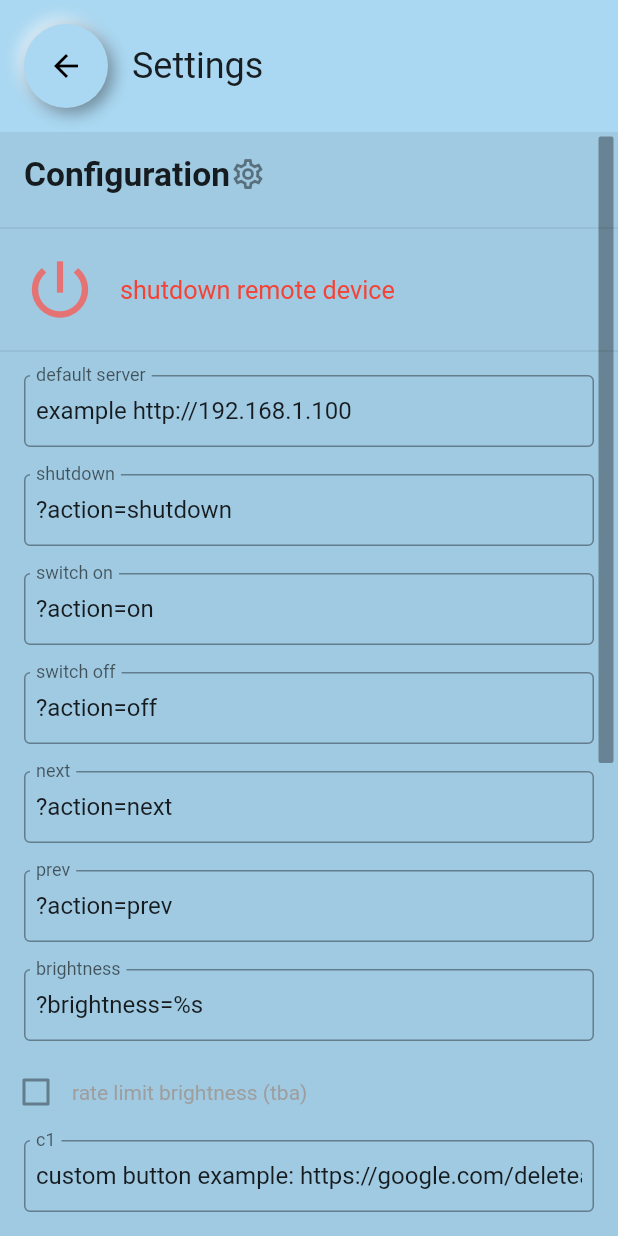
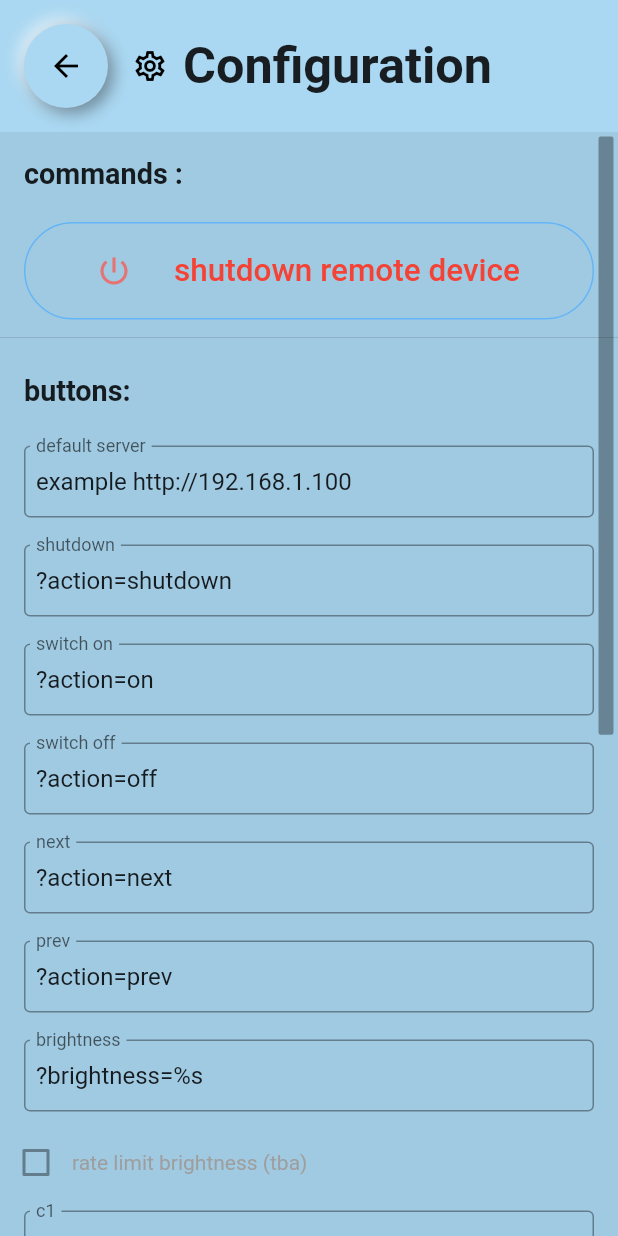
Before and after one commit to lorriman/Controller-for-OctoCrab, a Flutter app: the SettingsPage screen opened directly, on a phone screen of 412 x 824 dp. Run offline on Flutter 3.47's test engine with Material 2 defaults, Android fonts, the phone set to English and light mode, and no system bars; drawn by our look-alikes of flutter_neumorphic; our stand-ins replace flutter_riverpod, font_awesome_flutter, package_info_plus, shared_preferences; missing offline and left inert: clipboard, window_size; accounts and stored records are empty.

Commit message:
tweak ui

```diff
--- a/lib/app/settings.dart
+++ b/lib/app/settings.dart
@@ -6,6 +6,7 @@ import 'package:flutter/material.dart';
 import 'package:simple_octocrab/services/api.dart';
 
 import '../services/shared_preferences_service.dart';
+import '../services/utils.dart';
 import 'config.dart';
 import 'customWidgets.dart';
 import 'homepageAux.dart';
@@ -27,7 +28,6 @@ class _MyHomePageState extends ConsumerState<SettingsPage> {
   final OctoCrabApi _api = OctoCrabApi();
   final Map<ConfigEnum, ConfigItem> _configItems = {};
 
-
   //some parameters are redundant but indicate method behaviour
   @override
   void initState() {
@@ -36,8 +36,6 @@ class _MyHomePageState extends ConsumerState<SettingsPage> {
     loadConfig(ref, _configItems);
     configureApi(_api, _configItems);
   }
-
-
 
   @override
   void dispose() {
@@ -73,18 +71,23 @@ class _MyHomePageState extends ConsumerState<SettingsPage> {
       appBar: NeumorphicAppBar(
         //  automaticallyImplyLeading: true,
         title: FittedBox(
-          child: Text('Settings'),
+          child: Row(
+            children: [
+              Icon(Icons.settings_outlined),
+              SizedBox(width: 10),
+              Text(
+                'Configuration',
+                textScaleFactor: 1.4,
+                style: TextStyle(fontWeight: FontWeight.bold),
               ),
-
+            ],
           ),
-
+        ),
+      ),
       body: //todo: refactor to _showLog
           Container(
               color: Color(0x11111111),
-        child:
-
-
-           SettingsView(
+              child: SettingsView(
                   api: _api,
                   configItems: _configItems,
                   update: () {
@@ -108,36 +111,32 @@ class _MyHomePageState extends ConsumerState<SettingsPage> {
   }
 }
 
-class SettingsView extends   ConsumerStatefulWidget {
-  SettingsView({super.key, required this.api, this.update, this.onShutdown, this.title, required this.configItems});
+class SettingsView extends ConsumerStatefulWidget {
+  SettingsView(
+      {super.key,
+      required this.api,
+      this.update,
+      this.onShutdown,
+      required this.configItems});
 
   final OctoCrabApi api;
   final SimpleEvent? update;
   final SimpleEvent? onShutdown;
-  final Widget? title;
   final Map<ConfigEnum, ConfigItem> configItems;
-
 
   @override
   ConsumerState<SettingsView> createState() => _SettingsViewState();
-
 }
 
 class _SettingsViewState extends ConsumerState<SettingsView> {
+  final Map<ConfigEnum, TextEditingController> _textControllers = {};
 
-
-  final Map<ConfigEnum, TextEditingController> _textControllers = {};
-//  final Map<ConfigEnum, ConfigItem> _configItems = {};
-  final _scrollController=ScrollController();
+  final _scrollController = ScrollController();
 
   @override
   void initState() {
     super.initState();
-    //_initLogger();
-//    _loadConfig(_configItems);
     _initTextControllers(widget.configItems, _textControllers);
-
-
   }
 
   @override
@@ -154,10 +153,6 @@ class _SettingsViewState extends ConsumerState<SettingsView> {
     _textControllers.clear();
   }
 
-
-
-
-
   _initTextControllers(configItems, textControllers) {
     for (final enumItem in ConfigEnum.values) {
       final value = configItems[enumItem].value;
@@ -166,61 +161,75 @@ class _SettingsViewState extends ConsumerState<SettingsView> {
     }
   }
 
-
   @override
   Widget build(BuildContext context) {
-    return CupertinoScrollbar(thumbVisibility: true, controller: _scrollController,thickness: 10,
-      child: ListView( shrinkWrap : true,controller: _scrollController,children: [
-        if (widget.title!=null)
-          widget.title!
-        else
-          ListTile(title: Row(
+    final boldStyle = TextStyle(fontWeight: FontWeight.bold);
+
+    final primarySwatch = getMaterialColor(Theme.of(context).primaryColor);
+
+    return CupertinoScrollbar(
+      thumbVisibility: true,
+      controller: _scrollController,
+      thickness: 10,
+      child:
+          ListView(shrinkWrap: true, controller: _scrollController, children: [
+        ListTile(
+            title: Text('commands :', textScaleFactor: 1.2, style: boldStyle)),
+        ListTile(
+            title: Center(
+          child: OutlinedButton(
+            onPressed: widget.onShutdown,
+            style: OutlinedButton.styleFrom(
+              padding: EdgeInsets.all(20),
+              shape: StadiumBorder(),
+              side: BorderSide(
+                  width: 1, color: primarySwatch[300] ?? Colors.grey),
+            ),
+            child: Row(
               children: [
-              Text('Configuration',textScaleFactor: 1.4, style: TextStyle(fontWeight: FontWeight.bold)  ,),
-             Icon(Icons.settings_outlined)
+                Container(
+                  width: 80,
+                  child: Icon(Icons.power_settings_new,
+                      color: Colors.red.shade300),
+                ),
+                Text('shutdown remote device',
+                    textScaleFactor: 1.5, style: TextStyle(color: Colors.red)),
               ],
             ),
-
           ),
+        )),
         Divider(),
-        Row(
-          children: [
-            Container(  width : 80,
-              child: IconButton(
-                style: ButtonStyle(elevation: MaterialStateProperty.all(20.0),
-                    shadowColor: MaterialStateProperty.all(Colors.red)),
-                icon:
-                Icon(Icons.power_settings_new, color: Colors.red.shade300),
-                onPressed: widget.onShutdown,
-                iconSize: 50,
-                tooltip: 'shutdown device',
-              ),
-            ),
-            Text('shutdown remote device',textScaleFactor: 1.2, style: TextStyle(color: Colors.red)),
-          ],
-        ),
-        Divider(),
-        for (final item in widget.configItems.values.where((e)=>e.itemEnum.enabled))
-              (){
-
+        ListTile(
+            title: Text(
+          'buttons:',
+          textScaleFactor: 1.2,
+          style: boldStyle,
+        )),
+        for (final item
+            in widget.configItems.values.where((e) => e.itemEnum.enabled))
+          () {
             final sharedPreferencesService =
                 ref.read(sharedPreferencesServiceProvider);
 
-
-            if (item.itemEnum.checkbox){
-              final value=sharedPreferencesService.sharedPreferences
-                  .getString(item.itemEnum.key) ?? 'false';
+            if (item.itemEnum.checkbox) {
+              final value = sharedPreferencesService.sharedPreferences
+                      .getString(item.itemEnum.key) ??
+                  'false';
               return Row(
                 children: [
-                  Checkbox(value:value=='true',onChanged: true ? null : (value){
-
+                  Checkbox(
+                    value: value == 'true',
+                    onChanged: true
+                        ? null
+                        : (value) {
                             sharedPreferencesService.sharedPreferences
-                        .setString(item.itemEnum.key, value! ? 'true' : 'false' );
-                  }
-                    , ),
-                  Text(item.itemEnum.label+' (tba)',style: TextStyle(color: Colors.grey)),
+                                .setString(item.itemEnum.key,
+                                    value! ? 'true' : 'false');
+                          },
+                  ),
+                  Text(item.itemEnum.label + ' (tba)',
+                      style: TextStyle(color: Colors.grey)),
                 ],
-
               );
             }
 
@@ -234,7 +243,7 @@ class _SettingsViewState extends ConsumerState<SettingsView> {
                 //brute-forcing the update because the Drawer doesn't have events like onUnShow
                 // which means the c1-10 custom functions don't appear/disappear as they should
                 //todo: optimise the setState
-                setState((){
+                setState(() {
                   String str = value.trim();
                   if (str.length > 2040) {
                     /* max url length =2048, we subtract a few bytes */
@@ -244,15 +253,12 @@ class _SettingsViewState extends ConsumerState<SettingsView> {
                       .setString(item.itemEnum.key, str);
                   widget.configItems[item.itemEnum] =
                       ConfigItem(item.itemEnum, str);
-                  configureApi(widget.api,widget.configItems);
+                  configureApi(widget.api, widget.configItems);
                 });
               },
-            ); }(),
-
+            );
+          }(),
       ]),
     );
   }
-
-
-
 }
--- /dev/null
+++ b/lib/services/utils.dart
@@ -0,0 +1,4 @@
+import 'package:flutter/material.dart';
+
+MaterialColor getMaterialColor(Color color) => Colors.primaries
+    .firstWhere((element) => element.value == color.value);
```
Lines whose indentation alone changed are shown as unchanged.
